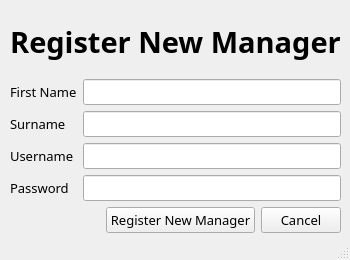
First picture: the form in ui/adminRegisterManager.ui, repository nikeyys/comsci-ia, before the edit.
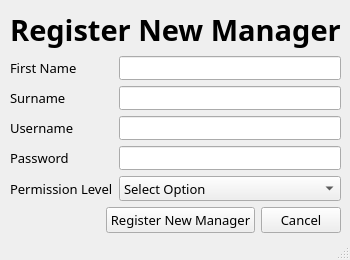
Second picture: the form after the edit.

Commit message: adds/deletes update table & permission levels implemented

What changed in the file:
```diff
--- a/ui/adminRegisterManager.ui
+++ b/ui/adminRegisterManager.ui
@@ -93,6 +93,32 @@
          </property>
         </widget>
        </item>
+       <item row="4" column="0">
+        <widget class="QLabel" name="label_2">
+         <property name="text">
+          <string>Permission Level</string>
+         </property>
+        </widget>
+       </item>
+       <item row="4" column="1">
+        <widget class="QComboBox" name="combo_permission">
+         <item>
+          <property name="text">
+           <string>Select Option</string>
+          </property>
+         </item>
+         <item>
+          <property name="text">
+           <string>Manager</string>
+          </property>
+         </item>
+         <item>
+          <property name="text">
+           <string>Administrator</string>
+          </property>
+         </item>
+        </widget>
+       </item>
       </layout>
      </item>
      <item>
```
The commit also changes 11 other files.
